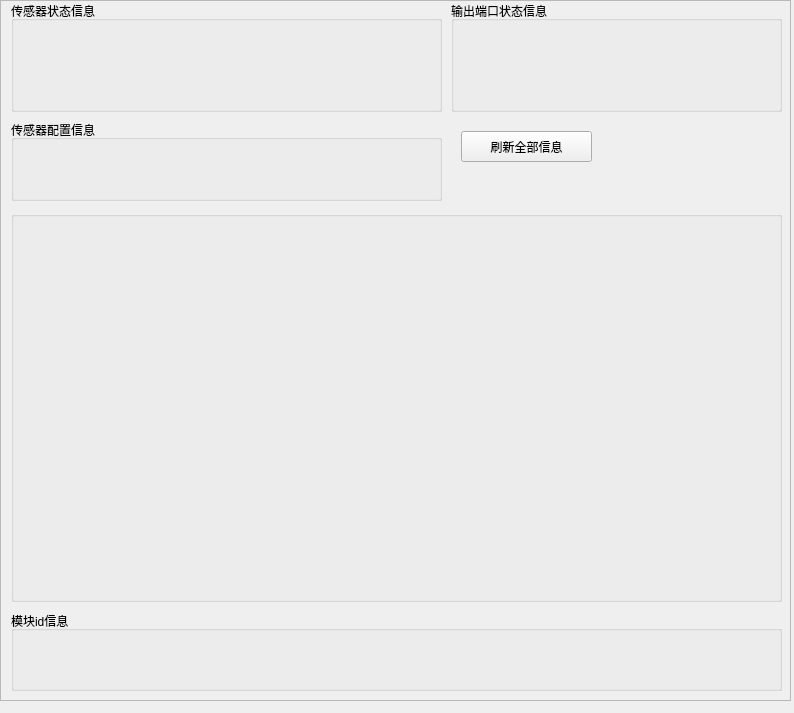
First picture: the form in ui/customize_ui/tab/tab2_tab1.ui, repository 2950067210dqy/pyqt6_project, before the edit.
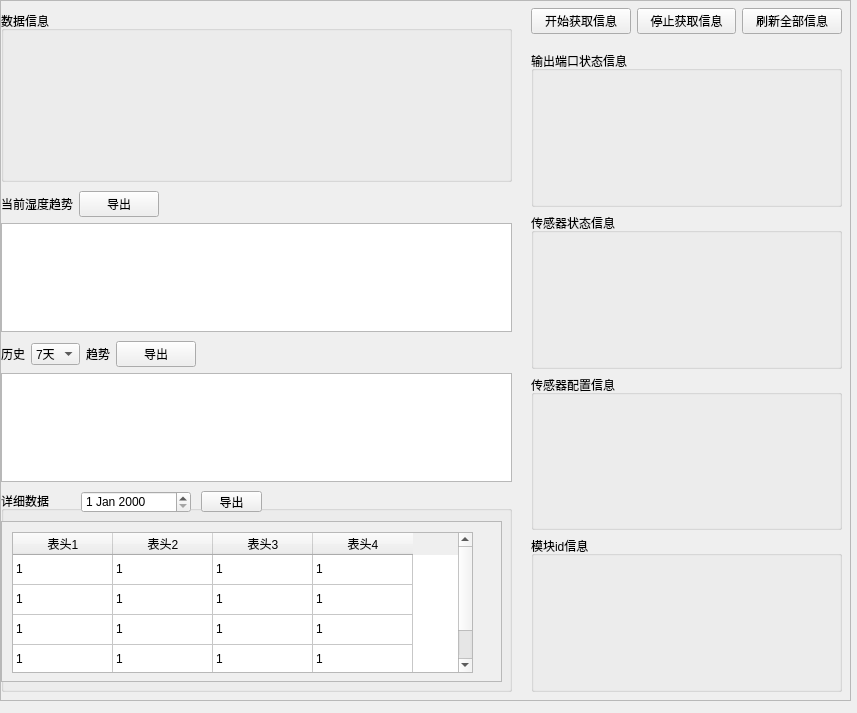
Second picture: the form after the edit.

Commit message: 3.2 完成显示数据功能基本

Patch:
```diff
--- a/ui/customize_ui/tab/tab2_tab1.ui
+++ b/ui/customize_ui/tab/tab2_tab1.ui
@@ -6,7 +6,7 @@
             <rect>
                 <x>0</x>
                 <y>0</y>
-                <width>794</width>
+    <width>857</width>
                 <height>713</height>
             </rect>
         </property>
@@ -18,7 +18,7 @@
                 <rect>
                     <x>0</x>
                     <y>0</y>
-                    <width>791</width>
+     <width>851</width>
                     <height>701</height>
                 </rect>
             </property>
@@ -33,32 +33,411 @@
                                 <rect>
                                     <x>0</x>
                                     <y>0</y>
-                                    <width>787</width>
+         <width>847</width>
                                     <height>697</height>
                                 </rect>
                             </property>
-                            <widget class="QPushButton" name="refresh">
+       <widget class="QWidget" name="verticalLayoutWidget_5">
                                 <property name="geometry">
                                     <rect>
-                                        <x>460</x>
-                                        <y>130</y>
-                                        <width>131</width>
-                                        <height>31</height>
-                                    </rect>
-                                </property>
+          <x>0</x>
+          <y>10</y>
+          <width>511</width>
+          <height>171</height>
+         </rect>
+        </property>
+        <layout class="QVBoxLayout" name="function_04_layout">
+         <item>
+          <widget class="QGroupBox" name="function_04">
+           <property name="title">
+            <string>数据信息</string>
+           </property>
+          </widget>
+         </item>
+        </layout>
+       </widget>
+       <widget class="QWidget" name="verticalLayoutWidget_7">
+        <property name="geometry">
+         <rect>
+          <x>0</x>
+          <y>340</y>
+          <width>511</width>
+          <height>141</height>
+         </rect>
+        </property>
+        <layout class="QVBoxLayout" name="verticalLayout">
+         <property name="topMargin">
+          <number>0</number>
+         </property>
+         <item>
+          <layout class="QHBoxLayout" name="horizontalLayout_5">
+           <item>
+            <widget class="QLabel" name="history_label1_2">
                                 <property name="text">
-                                    <string>刷新全部信息</string>
-                                </property>
-                            </widget>
-                            <widget class="QWidget" name="verticalLayoutWidget">
+              <string>历史</string>
+             </property>
+            </widget>
+           </item>
+           <item>
+            <widget class="QComboBox" name="history_combox_2">
+             <item>
+              <property name="text">
+               <string>7天</string>
+              </property>
+             </item>
+             <item>
+              <property name="text">
+               <string>3天</string>
+              </property>
+             </item>
+             <item>
+              <property name="text">
+               <string>1天</string>
+              </property>
+             </item>
+            </widget>
+           </item>
+           <item>
+            <widget class="QLabel" name="history_label2_2">
+             <property name="text">
+              <string>趋势</string>
+             </property>
+            </widget>
+           </item>
+           <item>
+            <widget class="QPushButton" name="export_history_btn_2">
+             <property name="text">
+              <string>导出</string>
+             </property>
+            </widget>
+           </item>
+           <item>
+            <spacer name="horizontalSpacer">
+             <property name="orientation">
+              <enum>Qt::Horizontal</enum>
+             </property>
+             <property name="sizeType">
+              <enum>QSizePolicy::Expanding</enum>
+             </property>
+             <property name="sizeHint" stdset="0">
+              <size>
+               <width>40</width>
+               <height>20</height>
+              </size>
+             </property>
+            </spacer>
+           </item>
+          </layout>
+         </item>
+         <item>
+          <layout class="QHBoxLayout" name="horizontalLayout_4">
+           <item>
+            <widget class="QGraphicsView" name="history_charts_2">
+             <property name="styleSheet">
+              <string notr="true"/>
+             </property>
+            </widget>
+           </item>
+          </layout>
+         </item>
+        </layout>
+       </widget>
+       <widget class="QWidget" name="verticalLayoutWidget_8">
                                 <property name="geometry">
                                     <rect>
-                                        <x>450</x>
+          <x>0</x>
+          <y>490</y>
+          <width>511</width>
+          <height>201</height>
+         </rect>
+        </property>
+        <layout class="QVBoxLayout" name="verticalLayout_2">
+         <item>
+          <widget class="QGroupBox" name="detaildata_groupbox_2">
+           <property name="styleSheet">
+            <string notr="true"/>
+           </property>
+           <property name="title">
+            <string>详细数据</string>
+           </property>
+           <property name="flat">
+            <bool>false</bool>
+           </property>
+           <widget class="QScrollArea" name="detaildata_scroll_2">
+            <property name="geometry">
+             <rect>
+              <x>0</x>
+              <y>30</y>
+              <width>501</width>
+              <height>161</height>
+             </rect>
+            </property>
+            <property name="widgetResizable">
+             <bool>true</bool>
+            </property>
+            <widget class="QWidget" name="detaildata_scroll_content_2">
+             <property name="geometry">
+              <rect>
+               <x>0</x>
                                         <y>0</y>
-                                        <width>331</width>
-                                        <height>111</height>
-                                    </rect>
-                                </property>
+               <width>499</width>
+               <height>159</height>
+              </rect>
+             </property>
+             <widget class="QTableWidget" name="detaildata_table_2">
+              <property name="geometry">
+               <rect>
+                <x>10</x>
+                <y>10</y>
+                <width>461</width>
+                <height>141</height>
+               </rect>
+              </property>
+              <property name="styleSheet">
+               <string notr="true"/>
+              </property>
+              <property name="selectionMode">
+               <enum>QAbstractItemView::NoSelection</enum>
+              </property>
+              <property name="selectionBehavior">
+               <enum>QAbstractItemView::SelectItems</enum>
+              </property>
+              <property name="sortingEnabled">
+               <bool>true</bool>
+              </property>
+              <attribute name="horizontalHeaderVisible">
+               <bool>true</bool>
+              </attribute>
+              <attribute name="horizontalHeaderHighlightSections">
+               <bool>true</bool>
+              </attribute>
+              <attribute name="verticalHeaderVisible">
+               <bool>false</bool>
+              </attribute>
+              <row>
+               <property name="text">
+                <string/>
+               </property>
+              </row>
+              <row>
+               <property name="text">
+                <string/>
+               </property>
+              </row>
+              <row>
+               <property name="text">
+                <string/>
+               </property>
+              </row>
+              <row>
+               <property name="text">
+                <string/>
+               </property>
+              </row>
+              <column>
+               <property name="text">
+                <string>表头1</string>
+               </property>
+              </column>
+              <column>
+               <property name="text">
+                <string>表头2</string>
+               </property>
+              </column>
+              <column>
+               <property name="text">
+                <string>表头3</string>
+               </property>
+              </column>
+              <column>
+               <property name="text">
+                <string>表头4</string>
+               </property>
+              </column>
+              <item row="0" column="0">
+               <property name="text">
+                <string>1</string>
+               </property>
+              </item>
+              <item row="0" column="1">
+               <property name="text">
+                <string>1</string>
+               </property>
+              </item>
+              <item row="0" column="2">
+               <property name="text">
+                <string>1</string>
+               </property>
+              </item>
+              <item row="0" column="3">
+               <property name="text">
+                <string>1</string>
+               </property>
+              </item>
+              <item row="1" column="0">
+               <property name="text">
+                <string>1</string>
+               </property>
+              </item>
+              <item row="1" column="1">
+               <property name="text">
+                <string>1</string>
+               </property>
+              </item>
+              <item row="1" column="2">
+               <property name="text">
+                <string>1</string>
+               </property>
+              </item>
+              <item row="1" column="3">
+               <property name="text">
+                <string>1</string>
+               </property>
+              </item>
+              <item row="2" column="0">
+               <property name="text">
+                <string>1</string>
+               </property>
+              </item>
+              <item row="2" column="1">
+               <property name="text">
+                <string>1</string>
+               </property>
+              </item>
+              <item row="2" column="2">
+               <property name="text">
+                <string>1</string>
+               </property>
+              </item>
+              <item row="2" column="3">
+               <property name="text">
+                <string>1</string>
+               </property>
+              </item>
+              <item row="3" column="0">
+               <property name="text">
+                <string>1</string>
+               </property>
+              </item>
+              <item row="3" column="1">
+               <property name="text">
+                <string>1</string>
+               </property>
+              </item>
+              <item row="3" column="2">
+               <property name="text">
+                <string>1</string>
+               </property>
+              </item>
+              <item row="3" column="3">
+               <property name="text">
+                <string>1</string>
+               </property>
+              </item>
+             </widget>
+            </widget>
+           </widget>
+           <widget class="QDateEdit" name="detaildata_dateEdit_2">
+            <property name="geometry">
+             <rect>
+              <x>80</x>
+              <y>0</y>
+              <width>110</width>
+              <height>22</height>
+             </rect>
+            </property>
+           </widget>
+           <widget class="QPushButton" name="export_detaildata_btn_2">
+            <property name="geometry">
+             <rect>
+              <x>200</x>
+              <y>0</y>
+              <width>61</width>
+              <height>21</height>
+             </rect>
+            </property>
+            <property name="text">
+             <string>导出</string>
+            </property>
+           </widget>
+          </widget>
+         </item>
+        </layout>
+       </widget>
+       <widget class="QWidget" name="verticalLayoutWidget_9">
+        <property name="geometry">
+         <rect>
+          <x>0</x>
+          <y>190</y>
+          <width>511</width>
+          <height>141</height>
+         </rect>
+        </property>
+        <layout class="QVBoxLayout" name="verticalLayout_3">
+         <property name="topMargin">
+          <number>0</number>
+         </property>
+         <item>
+          <layout class="QHBoxLayout" name="horizontalLayout_6">
+           <item>
+            <widget class="QLabel" name="nowdata_trend_label">
+             <property name="text">
+              <string>当前湿度趋势</string>
+             </property>
+            </widget>
+           </item>
+           <item>
+            <widget class="QPushButton" name="export_alldata_btn_2">
+             <property name="text">
+              <string>导出</string>
+             </property>
+            </widget>
+           </item>
+           <item>
+            <spacer name="horizontalSpacer_2">
+             <property name="orientation">
+              <enum>Qt::Horizontal</enum>
+             </property>
+             <property name="sizeHint" stdset="0">
+              <size>
+               <width>40</width>
+               <height>20</height>
+              </size>
+             </property>
+            </spacer>
+           </item>
+          </layout>
+         </item>
+         <item>
+          <layout class="QHBoxLayout" name="horizontalLayout_2">
+           <item>
+            <widget class="QGraphicsView" name="nowdata_trend_charts">
+             <property name="styleSheet">
+              <string notr="true"/>
+             </property>
+            </widget>
+           </item>
+          </layout>
+         </item>
+        </layout>
+       </widget>
+       <widget class="QWidget" name="verticalLayoutWidget_10">
+        <property name="geometry">
+         <rect>
+          <x>530</x>
+          <y>50</y>
+          <width>311</width>
+          <height>641</height>
+         </rect>
+        </property>
+        <layout class="QVBoxLayout" name="verticalLayout_4">
+         <property name="topMargin">
+          <number>0</number>
+         </property>
+         <property name="rightMargin">
+          <number>0</number>
+         </property>
+         <item>
                                 <layout class="QVBoxLayout" name="function_01_layout">
                                     <item>
                                         <widget class="QGroupBox" name="function_01">
@@ -68,16 +447,8 @@
                                         </widget>
                                     </item>
                                 </layout>
-                            </widget>
-                            <widget class="QWidget" name="verticalLayoutWidget_2">
-                                <property name="geometry">
-                                    <rect>
-                                        <x>10</x>
-                                        <y>0</y>
-                                        <width>431</width>
-                                        <height>111</height>
-                                    </rect>
-                                </property>
+         </item>
+         <item>
                                 <layout class="QVBoxLayout" name="function_02_layout">
                                     <item>
                                         <widget class="QGroupBox" name="function_02">
@@ -87,16 +458,8 @@
                                         </widget>
                                     </item>
                                 </layout>
-                            </widget>
-                            <widget class="QWidget" name="verticalLayoutWidget_3">
-                                <property name="geometry">
-                                    <rect>
-                                        <x>10</x>
-                                        <y>119</y>
-                                        <width>431</width>
-                                        <height>81</height>
-                                    </rect>
-                                </property>
+         </item>
+         <item>
                                 <layout class="QVBoxLayout" name="function_03_layout">
                                     <item>
                                         <widget class="QGroupBox" name="function_03">
@@ -106,40 +469,51 @@
                                         </widget>
                                     </item>
                                 </layout>
-                            </widget>
-                            <widget class="QWidget" name="verticalLayoutWidget_5">
-                                <property name="geometry">
-                                    <rect>
-                                        <x>10</x>
-                                        <y>210</y>
-                                        <width>771</width>
-                                        <height>391</height>
-                                    </rect>
-                                </property>
-                                <layout class="QVBoxLayout" name="function_04_layout">
-                                    <item>
-                                        <widget class="QGroupBox" name="function_04">
-                                            <property name="title">
-                                                <string/>
-                                            </property>
-                                        </widget>
-                                    </item>
-                                </layout>
-                            </widget>
-                            <widget class="QWidget" name="verticalLayoutWidget_6">
-                                <property name="geometry">
-                                    <rect>
-                                        <x>10</x>
-                                        <y>610</y>
-                                        <width>771</width>
-                                        <height>80</height>
-                                    </rect>
-                                </property>
+         </item>
+         <item>
                                 <layout class="QVBoxLayout" name="function_11_layout">
                                     <item>
                                         <widget class="QGroupBox" name="function_11">
                                             <property name="title">
                                                 <string>模块id信息</string>
+             </property>
+            </widget>
+           </item>
+          </layout>
+         </item>
+        </layout>
+       </widget>
+       <widget class="QWidget" name="horizontalLayoutWidget">
+        <property name="geometry">
+         <rect>
+          <x>530</x>
+          <y>0</y>
+          <width>311</width>
+          <height>41</height>
+         </rect>
+        </property>
+        <layout class="QHBoxLayout" name="horizontalLayout">
+         <property name="leftMargin">
+          <number>0</number>
+         </property>
+         <item>
+          <widget class="QPushButton" name="start">
+           <property name="text">
+            <string>开始获取信息</string>
+           </property>
+          </widget>
+         </item>
+         <item>
+          <widget class="QPushButton" name="stop">
+           <property name="text">
+            <string>停止获取信息</string>
+           </property>
+          </widget>
+         </item>
+         <item>
+          <widget class="QPushButton" name="refresh">
+           <property name="text">
+            <string>刷新全部信息</string>
                                             </property>
                                         </widget>
                                     </item>
```
Lines whose indentation alone changed are shown as unchanged. The commit also changes 25 other files.
